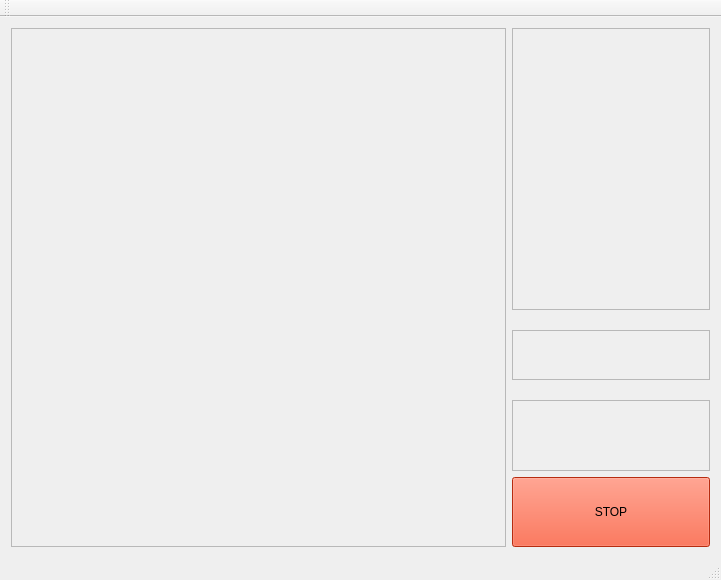
This is mainwindow.ui in lukasc552/CKobuki_HMI_2 as Qt 5 draws it before an edit. The edited form follows.
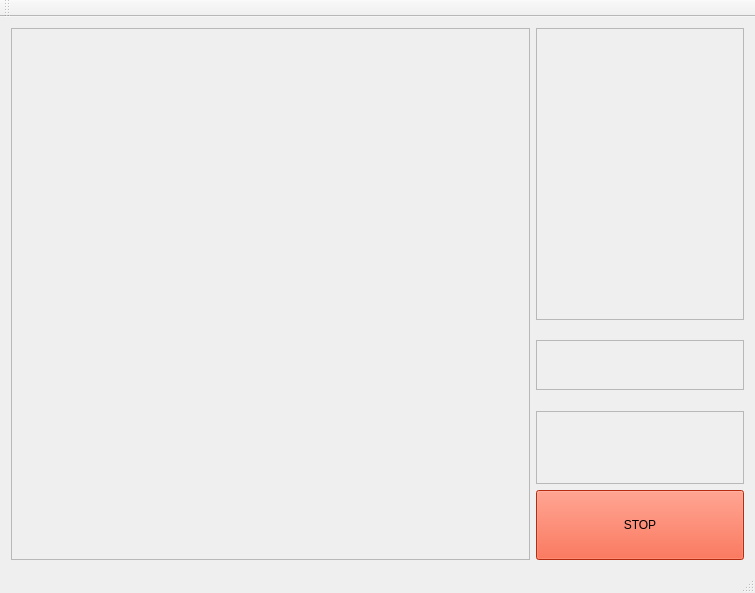
This is the edited form.

```diff
--- a/mainwindow.ui
+++ b/mainwindow.ui
@@ -6,8 +6,8 @@
    <rect>
     <x>0</x>
     <y>0</y>
-    <width>721</width>
-    <height>580</height>
+    <width>755</width>
+    <height>593</height>
    </rect>
   </property>
   <property name="windowTitle">
@@ -31,6 +31,9 @@
            <layout class="QVBoxLayout" name="verticalLayout_5" stretch="95">
             <item>
              <widget class="QFrame" name="map_frame">
+              <property name="styleSheet">
+               <string notr="true"/>
+              </property>
               <property name="frameShape">
                <enum>QFrame::StyledPanel</enum>
               </property>
@@ -121,12 +124,16 @@
               </property>
               <property name="styleSheet">
                <string notr="true">background-color: rgb(255, 62, 23);
+alternate-background-color: rgb(255, 0, 0);
 font: 700 italic 16pt &quot;Segoe UI&quot;;
 color: rgb(0, 0, 0);</string>
               </property>
               <property name="text">
                <string>STOP</string>
               </property>
+              <property name="checkable">
+               <bool>true</bool>
+              </property>
              </widget>
             </item>
            </layout>
```
Left out of the diff: 2 changed lines with no effect on the pictures.
